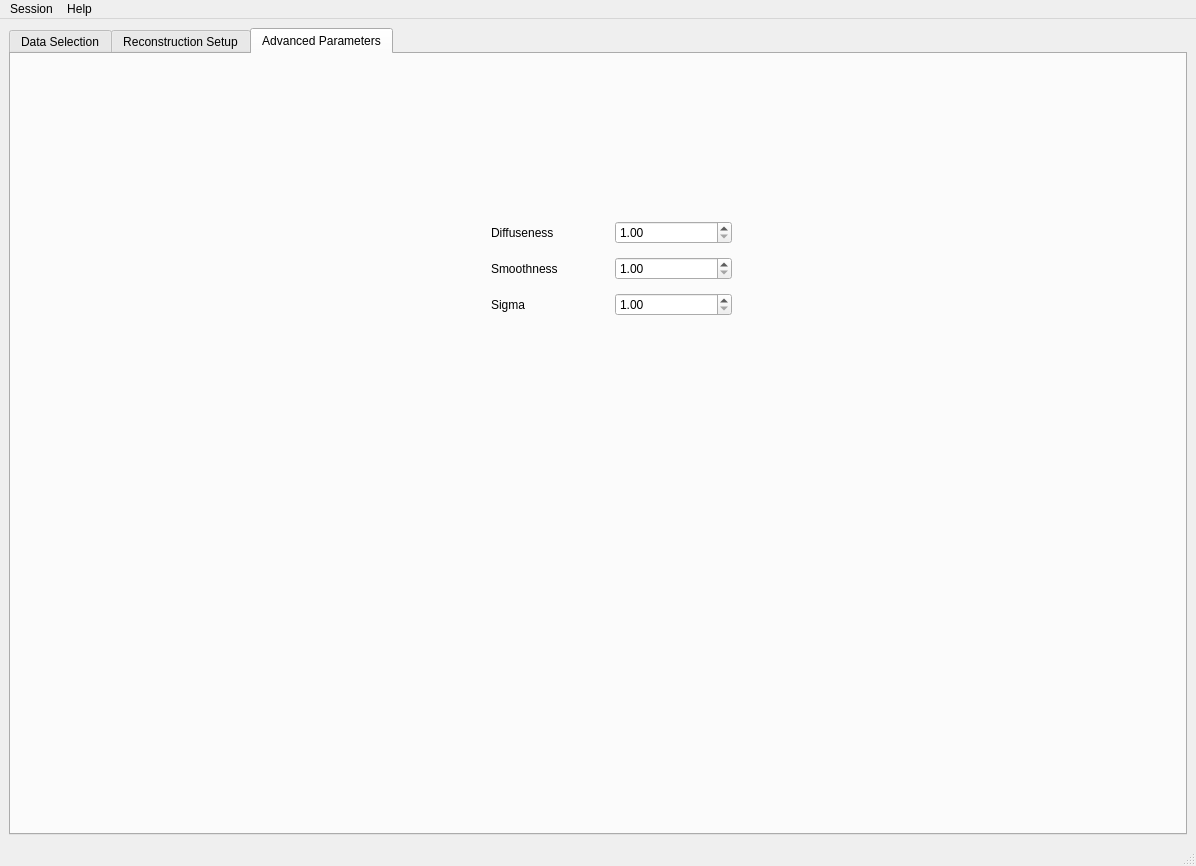
This is src/ui/main_application.ui in ornlneutronimaging/pyMBIR_UI as Qt 5 draws it before an edit. The edited form follows.
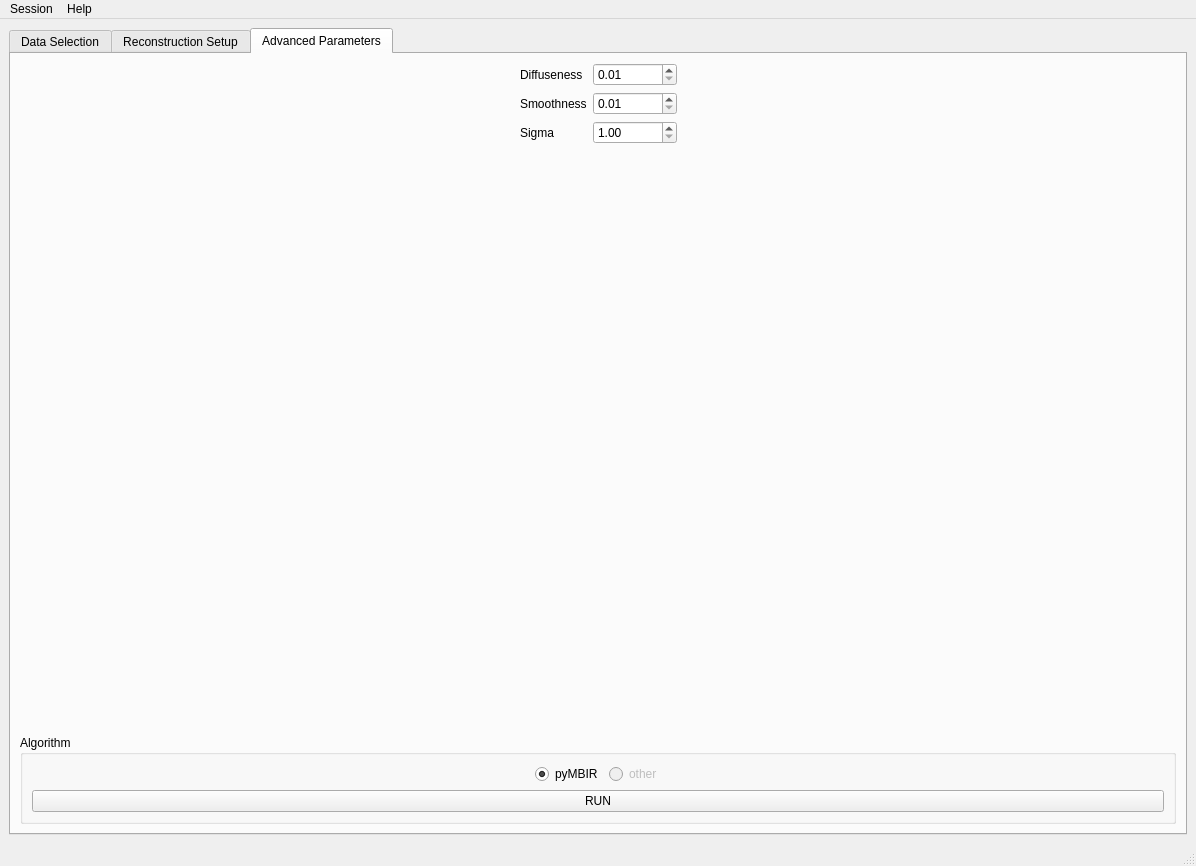
This is the edited form. The open tabs and pages were chosen to show the change. Icons and pictures are not drawn.

The edit to the form file:
```diff
--- a/src/ui/main_application.ui
+++ b/src/ui/main_application.ui
@@ -722,78 +722,184 @@
        <attribute name="title">
         <string>Advanced Parameters</string>
        </attribute>
-       <widget class="QWidget" name="">
-        <property name="geometry">
-         <rect>
-          <x>480</x>
-          <y>160</y>
-          <width>241</width>
-          <height>111</height>
-         </rect>
-        </property>
-        <layout class="QGridLayout" name="gridLayout_3">
-         <item row="0" column="0">
-          <widget class="QLabel" name="label_13">
-           <property name="text">
-            <string>Diffuseness</string>
-           </property>
-          </widget>
-         </item>
-         <item row="0" column="1">
-          <widget class="QDoubleSpinBox" name="diffuseness_doubleSpinBox">
-           <property name="minimum">
-            <double>1.000000000000000</double>
-           </property>
-           <property name="maximum">
-            <double>2.000000000000000</double>
-           </property>
-           <property name="singleStep">
-            <double>0.100000000000000</double>
-           </property>
-          </widget>
-         </item>
-         <item row="1" column="0">
-          <widget class="QLabel" name="label_15">
-           <property name="text">
-            <string>Smoothness</string>
-           </property>
-          </widget>
-         </item>
-         <item row="1" column="1">
-          <widget class="QDoubleSpinBox" name="diffuseness_doubleSpinBox_2">
-           <property name="minimum">
-            <double>1.000000000000000</double>
-           </property>
-           <property name="maximum">
-            <double>2.000000000000000</double>
-           </property>
-           <property name="singleStep">
-            <double>0.100000000000000</double>
-           </property>
-          </widget>
-         </item>
-         <item row="2" column="0">
-          <widget class="QLabel" name="label_16">
-           <property name="text">
-            <string>Sigma</string>
-           </property>
-          </widget>
-         </item>
-         <item row="2" column="1">
-          <widget class="QDoubleSpinBox" name="diffuseness_doubleSpinBox_3">
-           <property name="minimum">
-            <double>1.000000000000000</double>
-           </property>
-           <property name="maximum">
-            <double>2.000000000000000</double>
-           </property>
-           <property name="singleStep">
-            <double>0.100000000000000</double>
-           </property>
-          </widget>
-         </item>
-        </layout>
-       </widget>
+       <layout class="QVBoxLayout" name="verticalLayout_12">
+        <item>
+         <layout class="QHBoxLayout" name="horizontalLayout_11">
+          <item>
+           <spacer name="horizontalSpacer_8">
+            <property name="orientation">
+             <enum>Qt::Horizontal</enum>
+            </property>
+            <property name="sizeHint" stdset="0">
+             <size>
+              <width>40</width>
+              <height>20</height>
+             </size>
+            </property>
+           </spacer>
+          </item>
+          <item>
+           <layout class="QGridLayout" name="gridLayout_3">
+            <item row="2" column="0">
+             <widget class="QLabel" name="label_16">
+              <property name="text">
+               <string>Sigma</string>
+              </property>
+             </widget>
+            </item>
+            <item row="0" column="1">
+             <widget class="QDoubleSpinBox" name="diffuseness_doubleSpinBox">
+              <property name="minimum">
+               <double>0.010000000000000</double>
+              </property>
+              <property name="maximum">
+               <double>100000.000000000000000</double>
+              </property>
+              <property name="singleStep">
+               <double>0.010000000000000</double>
+              </property>
+             </widget>
+            </item>
+            <item row="1" column="1">
+             <widget class="QDoubleSpinBox" name="smoothness_doubleSpinBox">
+              <property name="enabled">
+               <bool>true</bool>
+              </property>
+              <property name="minimum">
+               <double>0.010000000000000</double>
+              </property>
+              <property name="maximum">
+               <double>10000.000000000000000</double>
+              </property>
+              <property name="singleStep">
+               <double>0.010000000000000</double>
+              </property>
+             </widget>
+            </item>
+            <item row="2" column="1">
+             <widget class="QDoubleSpinBox" name="sigma_doubleSpinBox">
+              <property name="minimum">
+               <double>1.000000000000000</double>
+              </property>
+              <property name="maximum">
+               <double>2.000000000000000</double>
+              </property>
+              <property name="singleStep">
+               <double>0.100000000000000</double>
+              </property>
+             </widget>
+            </item>
+            <item row="1" column="0">
+             <widget class="QLabel" name="label_15">
+              <property name="text">
+               <string>Smoothness</string>
+              </property>
+             </widget>
+            </item>
+            <item row="0" column="0">
+             <widget class="QLabel" name="label_13">
+              <property name="text">
+               <string>Diffuseness</string>
+              </property>
+             </widget>
+            </item>
+           </layout>
+          </item>
+          <item>
+           <spacer name="horizontalSpacer_6">
+            <property name="orientation">
+             <enum>Qt::Horizontal</enum>
+            </property>
+            <property name="sizeHint" stdset="0">
+             <size>
+              <width>40</width>
+              <height>20</height>
+             </size>
+            </property>
+           </spacer>
+          </item>
+         </layout>
+        </item>
+        <item>
+         <spacer name="verticalSpacer_2">
+          <property name="orientation">
+           <enum>Qt::Vertical</enum>
+          </property>
+          <property name="sizeHint" stdset="0">
+           <size>
+            <width>20</width>
+            <height>524</height>
+           </size>
+          </property>
+         </spacer>
+        </item>
+        <item>
+         <widget class="QGroupBox" name="groupBox_3">
+          <property name="title">
+           <string>Algorithm</string>
+          </property>
+          <layout class="QVBoxLayout" name="verticalLayout_11">
+           <item>
+            <layout class="QHBoxLayout" name="horizontalLayout_10">
+             <item>
+              <spacer name="horizontalSpacer_9">
+               <property name="orientation">
+                <enum>Qt::Horizontal</enum>
+               </property>
+               <property name="sizeHint" stdset="0">
+                <size>
+                 <width>40</width>
+                 <height>20</height>
+                </size>
+               </property>
+              </spacer>
+             </item>
+             <item>
+              <widget class="QRadioButton" name="reconstruction_algorithm_pymbir_radioButton">
+               <property name="text">
+                <string>pyMBIR</string>
+               </property>
+               <property name="checked">
+                <bool>true</bool>
+               </property>
+              </widget>
+             </item>
+             <item>
+              <widget class="QRadioButton" name="reconstruction_algorithm_other_radioButton">
+               <property name="enabled">
+                <bool>false</bool>
+               </property>
+               <property name="text">
+                <string>other</string>
+               </property>
+              </widget>
+             </item>
+             <item>
+              <spacer name="horizontalSpacer_7">
+               <property name="orientation">
+                <enum>Qt::Horizontal</enum>
+               </property>
+               <property name="sizeHint" stdset="0">
+                <size>
+                 <width>40</width>
+                 <height>20</height>
+                </size>
+               </property>
+              </spacer>
+             </item>
+            </layout>
+           </item>
+           <item>
+            <widget class="QPushButton" name="reconstruction_run_pushButton">
+             <property name="text">
+              <string>RUN</string>
+             </property>
+            </widget>
+           </item>
+          </layout>
+         </widget>
+        </item>
+       </layout>
       </widget>
      </widget>
     </item>
```
Left out of the diff: 10 changed lines with no effect on the pictures.
